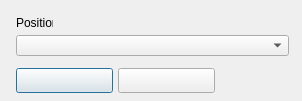
Eldricos/D-Fend-Reborn, file src/forms/CheatDBInternalPrivateerPositionUnit.ui: the form before one commit.
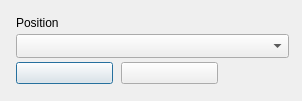
The form after the commit.

Commit message: Remaining dialogs: Qt layouts instead of fixed pixel positions

```diff
--- a/src/forms/CheatDBInternalPrivateerPositionUnit.ui
+++ b/src/forms/CheatDBInternalPrivateerPositionUnit.ui
@@ -8,37 +8,61 @@
     <property name="vclPosition" stdset="0"><string notr="true">poOwnerFormCenter</string></property>
     <property name="vclDesignWidth" stdset="0"><number>302</number></property>
     <property name="vclDesignHeight" stdset="0"><number>101</number></property>
+    <layout class="QGridLayout" name="CheatDBInternalPrivateerPositionForm_Layout" columnstretch="0,0,1">
+      <property name="leftMargin"><number>16</number></property>
+      <property name="topMargin"><number>16</number></property>
+      <property name="rightMargin"><number>13</number></property>
+      <property name="bottomMargin"><number>8</number></property>
+      <property name="horizontalSpacing"><number>8</number></property>
+      <property name="verticalSpacing"><number>4</number></property>
+      <item row="0" column="0" colspan="3">
     <widget class="QLabel" name="PositionLabel">
-      <property name="geometry"><rect><x>16</x><y>16</y><width>37</width><height>13</height></rect></property>
       <property name="text"><string>Position</string></property>
       <property name="textFormat"><enum>Qt::PlainText</enum></property>
       <property name="alignment"><set>Qt::AlignLeft|Qt::AlignTop</set></property>
-      <property name="vclAutoSize" stdset="0"><bool>true</bool></property>
-    </widget>
+        </widget>
+      </item>
+      <item row="1" column="0" colspan="3">
     <widget class="QComboBox" name="PositionComboBox">
-      <property name="geometry"><rect><x>16</x><y>35</y><width>273</width><height>21</height></rect></property>
-      <property name="vclAnchors" stdset="0"><string notr="true">akLeft,akTop,akRight</string></property>
       <property name="editable"><bool>false</bool></property>
       <property name="maxVisibleItems"><number>8</number></property>
-    </widget>
+          <property name="sizeAdjustPolicy"><enum>QComboBox::AdjustToMinimumContentsLengthWithIcon</enum></property>
+          <property name="minimumContentsLength"><number>10</number></property>
+        </widget>
+      </item>
+      <item row="2" column="0" alignment="Qt::AlignLeft">
     <widget class="QPushButton" name="OKButton">
-      <property name="geometry"><rect><x>16</x><y>68</y><width>97</width><height>25</height></rect></property>
-      <property name="vclAnchors" stdset="0"><string notr="true">akLeft,akBottom</string></property>
-      <property name="text"><string></string></property>
+          <property name="text"><string /></property>
       <property name="autoDefault"><bool>false</bool></property>
       <property name="vclKind" stdset="0"><string notr="true">bkOK</string></property>
       <property name="default"><bool>true</bool></property>
       <property name="vclModalResult" stdset="0"><string notr="true">mrOk</string></property>
-    </widget>
+          <property name="minimumSize"><size><width>97</width><height>0</height></size></property>
+        </widget>
+      </item>
+      <item row="2" column="1" alignment="Qt::AlignLeft">
     <widget class="QPushButton" name="CancelButton">
-      <property name="geometry"><rect><x>118</x><y>68</y><width>97</width><height>25</height></rect></property>
-      <property name="vclAnchors" stdset="0"><string notr="true">akLeft,akBottom</string></property>
-      <property name="text"><string></string></property>
+          <property name="text"><string /></property>
       <property name="autoDefault"><bool>false</bool></property>
       <property name="vclKind" stdset="0"><string notr="true">bkCancel</string></property>
       <property name="vclCancel" stdset="0"><bool>true</bool></property>
       <property name="vclModalResult" stdset="0"><string notr="true">mrCancel</string></property>
-    </widget>
+          <property name="minimumSize"><size><width>97</width><height>0</height></size></property>
+        </widget>
+      </item>
+      <item row="0" column="2">
+        <spacer name="CheatDBInternalPrivateerPositionForm_Layout_HFill">
+          <property name="orientation"><enum>Qt::Horizontal</enum></property>
+          <property name="sizeHint" stdset="0"><size><width>0</width><height>0</height></size></property>
+        </spacer>
+      </item>
+      <item row="3" column="0">
+        <spacer name="CheatDBInternalPrivateerPositionForm_VFill">
+          <property name="orientation"><enum>Qt::Vertical</enum></property>
+          <property name="sizeHint" stdset="0"><size><width>0</width><height>0</height></size></property>
+        </spacer>
+      </item>
+    </layout>
   </widget>
   <tabstops>
     <tabstop>PositionComboBox</tabstop>
```
Left out of the diff: 6 changed lines with no effect on the pictures. Lines whose indentation alone changed are shown as unchanged. The commit also changes 102 other files.
